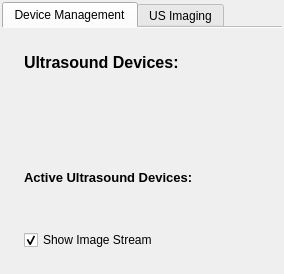
First picture: the form in Plugins/org.mitk.gui.qt.ultrasound/src/internal/UltrasoundSupportControls.ui, repository MITK/MITK, before the edit.
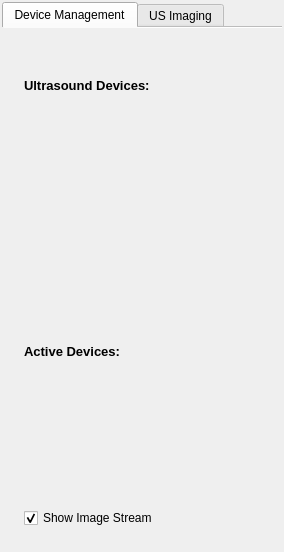
Second picture: the form after the edit. Icons and pictures are not drawn. Custom widgets are drawn as their Qt base class.

```diff
--- a/Plugins/org.mitk.gui.qt.ultrasound/src/internal/UltrasoundSupportControls.ui
+++ b/Plugins/org.mitk.gui.qt.ultrasound/src/internal/UltrasoundSupportControls.ui
@@ -7,7 +7,7 @@
     <x>0</x>
     <y>0</y>
     <width>284</width>
-    <height>274</height>
+    <height>552</height>
    </rect>
   </property>
   <property name="minimumSize">
@@ -60,7 +60,7 @@
               <widget class="QLabel" name="m_Headline">
                <property name="font">
                 <font>
-                 <pointsize>12</pointsize>
+                 <pointsize>10</pointsize>
                  <weight>75</weight>
                  <bold>true</bold>
                 </font>
@@ -92,7 +92,7 @@
                 </font>
                </property>
                <property name="text">
-                <string>Active Ultrasound Devices:</string>
+                <string>Active Devices:</string>
                </property>
               </widget>
              </item>
```
